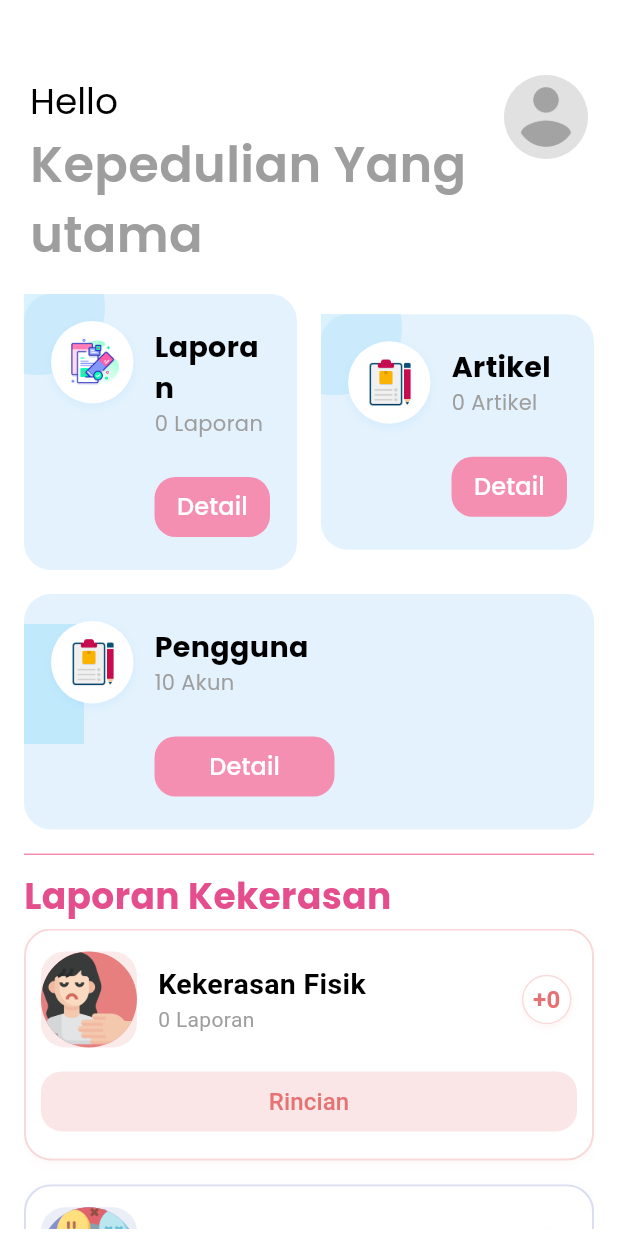
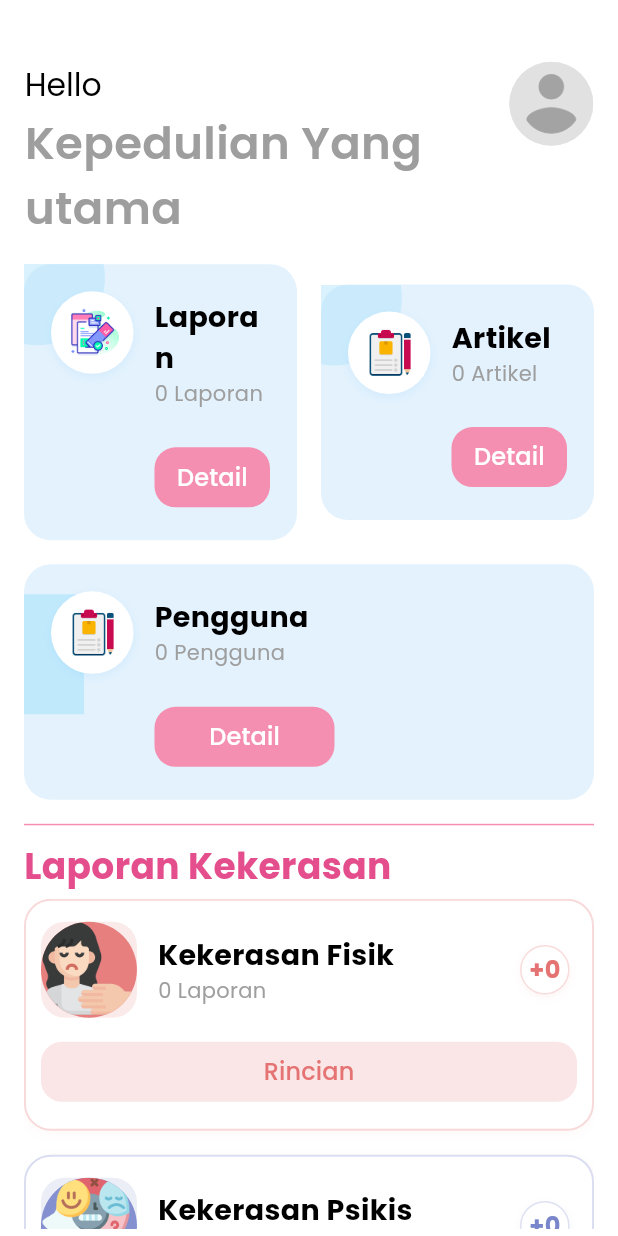
Before and after one commit to Agussaputr44/SiapPA-fe, a Flutter app: the DashboardScreen screen opened by its route, on a phone screen of 412 x 824 dp. Run offline on Flutter 3.47's test engine with Material 3 defaults, Android fonts, the phone set to English and light mode, and no system bars; our stand-ins replace curved_navigation_bar, file_picker, flutter_secure_storage, google_fonts, google_sign_in, video_player; accounts and stored records are empty.

Commit message:
feat: add count laporan, artikel and pengguna in dashboard screev

````diff
--- a/lib/providers/pengaduans_provider.dart
+++ b/lib/providers/pengaduans_provider.dart
@@ -14,7 +14,6 @@ class PengaduansProvider with ChangeNotifier {
   String? get errorMessage => _errorMessage;
 
   Future<void> loadAllPengaduans(AuthProvider authProvider) async {
-    print("loadAllPengaduans() called");
     if (authProvider.isAuthenticated) {
       _isLoading = true;
       _errorMessage = null;
@@ -24,18 +23,14 @@ class PengaduansProvider with ChangeNotifier {
         final token = authProvider.token;
         if (token != null) {
           final response = await pengaduansService.fetchAllPengaduans(token);
-          print("Raw response: $response");
 
           pengaduans = response.map((json) {
-            print('json item: $json');
             return PengaduansModel.fromJson(json);
           }).toList();
 
-          print('Parsed pengaduans: $pengaduans');
         }
       } catch (e) {
         _errorMessage = "Terjadi kesalahan saat memuat data: $e";
-        print(_errorMessage);
       } finally {
         _isLoading = false;
         notifyListeners();
--- a/lib/views/screens/admins/dashboard/card_widget.dart
+++ b/lib/views/screens/admins/dashboard/card_widget.dart
@@ -131,7 +131,7 @@ class CardWidget extends StatelessWidget {
 
                           child: Text(
                             '+$additionalCount',
-                            style: TextStyle(
+                            style: GoogleFonts.poppins(
                               fontSize: 16,
                               fontWeight: FontWeight.bold,
                               color: detailColor,
--- a/lib/views/screens/admins/dashboard/dashboard_screen.dart
+++ b/lib/views/screens/admins/dashboard/dashboard_screen.dart
@@ -31,6 +31,7 @@ class _DashboardScreenState extends State<DashboardScreen> {
           Provider.of<PengaduansProvider>(context, listen: false);
 
       usersProvider.loadUserDetails(authProvider);
+      usersProvider.loadAllUsers(authProvider);
       pengaduansProvider.loadAllPengaduans(authProvider);
     });
   }
@@ -45,6 +46,7 @@ class _DashboardScreenState extends State<DashboardScreen> {
     final isLoading = context.watch<UsersProvider>().isLoading;
     final pengaduans = context.watch<PengaduansProvider>().pengaduans;
     final articles = context.watch<ArticlesProvider>().articles;
+    final users = context.watch<UsersProvider>().allUsers;
 
     return WillPopScope(
       onWillPop: () async {
@@ -100,7 +102,7 @@ class _DashboardScreenState extends State<DashboardScreen> {
                     const SizedBox(height: 16),
                     CardWidget(
                       title: 'Pengguna',
-                      count: '10 Akun',
+                      count: '${users.length} Pengguna',
                       iconAsset: 'assets/icons/artikel.png',
                       onTap: () {},
                       isWide: true,
--- a/lib/views/screens/admins/dashboard/header_widget.dart
+++ b/lib/views/screens/admins/dashboard/header_widget.dart
@@ -2,6 +2,7 @@ import 'package:flutter/material.dart';
 import 'package:google_fonts/google_fonts.dart';
 import 'package:provider/provider.dart';
 import 'package:siappa/providers/users_provider.dart';
+import '../../../../utils/app_size.dart';
 import 'profile_dropdown.dart';
 
 class HeaderWidget extends StatelessWidget {
@@ -9,8 +10,18 @@ class HeaderWidget extends StatelessWidget {
 
   @override
   Widget build(BuildContext context) {
+    final screenWidth = AppSize.appWidth;
+
+    // Tentukan fontSize berdasarkan lebar layar
+    double greetingFontSize = screenWidth * 0.06;   // ~24 pada 400px
+    double subtitleFontSize = screenWidth * 0.08;   // ~33 pada 400px
+
     return Padding(
-      padding: const EdgeInsets.only(top: 50, right: 20.0, left: 20.0),
+      padding: EdgeInsets.only(
+        top: screenWidth * 0.05,
+        right: screenWidth * 0.02,
+        left: screenWidth * 0.02,
+      ),
       child: Row(
         mainAxisAlignment: MainAxisAlignment.spaceBetween,
         crossAxisAlignment: CrossAxisAlignment.start,
@@ -19,14 +30,14 @@ class HeaderWidget extends StatelessWidget {
             child: Consumer<UsersProvider>(
               builder: (context, usersProvider, child) {
                 final user = usersProvider.user;
-                final userName = user?.name ?? "User";
+                final userName = user?.name ?? "Admin";
                 return Column(
                   crossAxisAlignment: CrossAxisAlignment.start,
                   children: [
                     RichText(
                       text: TextSpan(
                         style: GoogleFonts.poppins(
-                          fontSize: 24,
+                          fontSize: greetingFontSize.clamp(10, 21),
                           fontWeight: FontWeight.w400,
                           color: Colors.black,
                         ),
@@ -34,16 +45,20 @@ class HeaderWidget extends StatelessWidget {
                           const TextSpan(text: "Hello "),
                           TextSpan(
                             text: userName,
-                            style: GoogleFonts.poppins(color: Colors.pink[400]),
+                            style: GoogleFonts.poppins(
+                              color: Colors.pink[400],
+                              fontWeight: FontWeight.w500,
+                            ),
                           ),
                         ],
                       ),
                     ),
+                    const SizedBox(height: 2),
                     Text(
                       "Kepedulian Yang utama",
                       style: GoogleFonts.poppins(
                         fontWeight: FontWeight.w600,
-                        fontSize: 33,
+                        fontSize: subtitleFontSize.clamp(15, 30),
                         color: Colors.grey[500],
                       ),
                     ),
--- a/lib/views/screens/admins/widgets/report_card.dart
+++ b/lib/views/screens/admins/widgets/report_card.dart
@@ -1,4 +1,5 @@
 import 'package:flutter/material.dart';
+import 'package:google_fonts/google_fonts.dart';
 
 class ReportCard extends StatelessWidget {
   final String imageAsset;
@@ -84,7 +85,7 @@ class ReportCard extends StatelessWidget {
                     children: [
                       Text(
                         isTitleUppercase ? title : _capitalizeFirst(title),
-                        style: const TextStyle(
+                        style:  GoogleFonts.poppins(
                           fontWeight: FontWeight.bold,
                           fontSize: 19,
                           color: Colors.black,
@@ -92,7 +93,7 @@ class ReportCard extends StatelessWidget {
                       ),
                       Text(
                         subtitle,
-                        style: const TextStyle(
+                        style:  GoogleFonts.poppins(
                           fontWeight: FontWeight.normal,
                           fontSize: 14,
                           color: Colors.grey,
@@ -122,7 +123,7 @@ class ReportCard extends StatelessWidget {
 
                     child: Text(
                       '+$additionalCount',
-                      style: TextStyle(
+                      style: GoogleFonts.poppins(
                         fontSize: 16,
                         fontWeight: FontWeight.bold,
                         color: color,
@@ -147,7 +148,7 @@ class ReportCard extends StatelessWidget {
                 ),
                 child: Text(
                   'Rincian',
-                  style: TextStyle(
+                  style: GoogleFonts.poppins(
                     color: color,
                     fontWeight: FontWeight.w500,
                     fontSize: 16,
--- a/lib/views/widgets/confirm_dialog_widget.dart
+++ b/lib/views/widgets/confirm_dialog_widget.dart
@@ -19,6 +19,7 @@
 /// if (result == true) { ... }
 /// ```
 import 'package:flutter/material.dart';
+import 'package:google_fonts/google_fonts.dart';
 
 class CustomConfirmDialog extends StatelessWidget {
   /// Judul dialog.
@@ -71,7 +72,7 @@ class CustomConfirmDialog extends StatelessWidget {
           Expanded(
               child: Text(
             title,
-            style: const TextStyle(fontWeight: FontWeight.bold),
+            style:  GoogleFonts.poppins(fontWeight: FontWeight.bold),
           )),
         ],
       ),
--- a/lib/views/widgets/media_preview_widget.dart
+++ b/lib/views/widgets/media_preview_widget.dart
@@ -1,4 +1,5 @@
 import 'package:flutter/material.dart';
+import 'package:google_fonts/google_fonts.dart';
 import 'package:video_player/video_player.dart';
 
 class MediaPreviewWidget extends StatefulWidget {
@@ -44,7 +45,7 @@ class _MediaPreviewWidgetState extends State<MediaPreviewWidget> {
         iconTheme: const IconThemeData(color: Colors.white),
         title: Text(
           _isVideo ? 'Preview Video' : 'Preview Gambar',
-          style: const TextStyle(color: Colors.white),
+          style: GoogleFonts.poppins(color: Colors.white),
         ),
       ),
       body: Center(
````
Also changed, not shown: lib/providers/auth_provider.dart (+0 -7 lines), lib/providers/users_provider.dart (+33 -7 lines), lib/services/users_service.dart (+25 -6 lines), lib/views/screens/admins/widgets/app_bar_widget.dart (+11 -7 lines).
